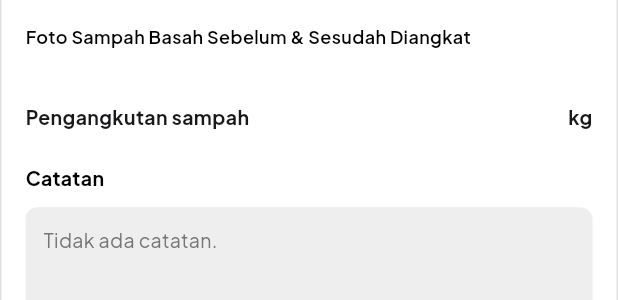
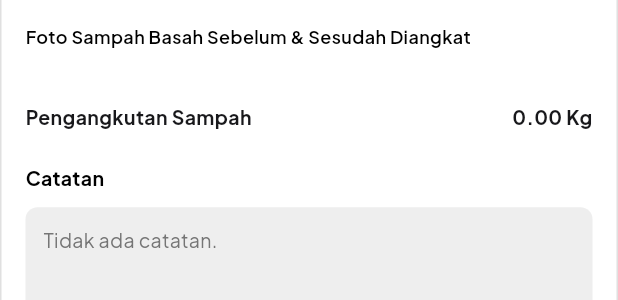
Before and after one commit to azzahrarinaldi/bersihku-app, a Flutter app: the CardDetailHistory widget shown alone on an empty page, opened directly with empty values, on a phone screen of 412 x 824 dp. Shown: the part 320-620 px from the top of the screen. Run offline on Flutter 3.47's test engine with Material 3 defaults, Android fonts, the phone set to English and light mode, and no system bars; our stand-ins replace cloud_firestore, firebase_auth, firebase_core, firebase_storage, geocoding, geolocator and 4 more; accounts and stored records are empty; network calls fail.

Commit message:
implement Getx in detail history, home user screen

```diff
--- /dev/null
+++ b/lib/controller/detail_history_controller.dart
@@ -0,0 +1,49 @@
+import 'package:bersihku/models/detail_history_model.dart';
+import 'package:cloud_firestore/cloud_firestore.dart';
+import 'package:firebase_auth/firebase_auth.dart';
+import 'package:get/get.dart';
+import 'package:intl/date_symbol_data_local.dart';
+
+class HistoryDetailController extends GetxController {
+  final String documentId;
+
+  HistoryDetailController(this.documentId);
+
+  RxBool isLoading = true.obs;
+  Rxn<HistoryDetailModel> detail = Rxn<HistoryDetailModel>();
+
+  @override
+  void onInit() {
+    super.onInit();
+    initializeDateFormatting('id_ID', null);
+    fetchDetail();
+  }
+
+  Future<void> fetchDetail() async {
+    isLoading.value = true;
+    try {
+      final user = FirebaseAuth.instance.currentUser;
+      if (user == null) {
+        detail.value = null;
+        isLoading.value = false;
+        return;
+      }
+
+      final laporanRef = FirebaseFirestore.instance.collection('laporan_pengangkutan').doc(documentId);
+      final userRef = FirebaseFirestore.instance.collection('users').doc(user.uid);
+
+      final laporanSnapshot = await laporanRef.get();
+      final userSnapshot = await userRef.get();
+
+      if (!laporanSnapshot.exists || !userSnapshot.exists) {
+        detail.value = null;
+      } else {
+        detail.value = HistoryDetailModel.fromFirestore(laporanSnapshot, userSnapshot.get('name') ?? 'No Name');
+      }
+    } catch (e) {
+      detail.value = null;
+    } finally {
+      isLoading.value = false;
+    }
+  }
+}
--- /dev/null
+++ b/lib/controller/user_home_controller.dart
@@ -0,0 +1,25 @@
+import 'package:bersihku/models/user_model.dart';
+import 'package:cloud_firestore/cloud_firestore.dart';
+import 'package:firebase_auth/firebase_auth.dart';
+import 'package:get/get.dart';
+
+class UserHomeController extends GetxController {
+  var user = UserModel().obs;
+  final FirebaseAuth _auth = FirebaseAuth.instance;
+  final FirebaseFirestore _firestore = FirebaseFirestore.instance;
+
+  @override
+  void onInit() {
+    super.onInit();
+    fetchUserData();
+  }
+
+  void fetchUserData() {
+    final uid = _auth.currentUser?.uid;
+    if (uid != null) {
+      _firestore.collection('users').doc(uid).snapshots().listen((doc) {
+        user.value = UserModel.fromMap(uid, doc.data());
+      });
+    }
+  }
+}
--- /dev/null
+++ b/lib/models/detail_history_model.dart
@@ -0,0 +1,56 @@
+import 'package:cloud_firestore/cloud_firestore.dart';
+import 'package:intl/intl.dart';
+
+class HistoryDetailModel {
+  final String name;
+  final String platNomor;
+  final String lokasi;
+  final String alamat;
+  final String tanggal;
+  final String waktu;
+  final List<String> imagesBasah;
+  final List<String> imagesKering;
+  final String beratKeseluruhan;
+  final String catatan;
+
+  HistoryDetailModel({
+    required this.name,
+    required this.platNomor,
+    required this.lokasi,
+    required this.alamat,
+    required this.tanggal,
+    required this.waktu,
+    required this.imagesBasah,
+    required this.imagesKering,
+    required this.beratKeseluruhan,
+    required this.catatan,
+  });
+
+  factory HistoryDetailModel.fromFirestore(DocumentSnapshot doc, String userName) {
+    final data = doc.data() as Map<String, dynamic>? ?? {};
+
+    Timestamp? timestamp = data['created_at'] as Timestamp?;
+    DateTime? createdAt = timestamp?.toDate();
+
+    String tanggalFormatted = '';
+    String waktuFormatted = '';
+
+    if (createdAt != null) {
+      tanggalFormatted = DateFormat('EEEE, d MMMM yyyy', 'id_ID').format(createdAt);
+      waktuFormatted = "${DateFormat('HH:mm', 'id_ID').format(createdAt)} WIB";
+    }
+
+    return HistoryDetailModel(
+      name: userName,
+      platNomor: data['plat_nomor'] ?? 'N/A',
+      lokasi: data['lokasi'] ?? '',
+      alamat: data['alamat'] ?? '',
+      tanggal: tanggalFormatted,
+      waktu: waktuFormatted,
+      imagesBasah: List<String>.from(data['images_basah'] ?? []),
+      imagesKering: List<String>.from(data['images_kering'] ?? []),
+      beratKeseluruhan: data['berat_keseluruhan']?.toString() ?? '0',
+      catatan: data['catatan'] ?? 'Tidak Ada Catatan',
+    );
+  }
+}
--- a/lib/models/user_model.dart
+++ b/lib/models/user_model.dart
@@ -1,17 +1,24 @@
 class UserModel {
   String? uid;
-  String name;
-  String email;
+  String? name;
+  String? email;
   String? phone;
   String? profilePicture;
 
-  UserModel({this.uid, required this.name, required this.email, this.phone, this.profilePicture});
+  UserModel({
+    this.uid,
+    this.name,
+    this.email,
+    this.phone,
+    this.profilePicture,
+  });
 
-  factory UserModel.fromMap(String uid, Map<String, dynamic> map) {
+  factory UserModel.fromMap(String uid, Map<String, dynamic>? map) {
+    if (map == null) return UserModel(uid: uid);
     return UserModel(
       uid: uid,
-      name: map['name'] ?? '',
-      email: map['email'] ?? '',
+      name: map['name'],
+      email: map['email'],
       phone: map['phone'],
       profilePicture: map['profile_picture'],
     );
@@ -22,7 +29,7 @@ class UserModel {
       'name': name,
       'email': email,
       'phone': phone,
-      'profile_picture': profilePicture
+      'profile_picture': profilePicture,
     };
   }
 }
--- a/lib/ui/user-front/history/detail-history/components/card_detail.dart
+++ b/lib/ui/user-front/history/detail-history/components/card_detail.dart
@@ -1,96 +1,37 @@
-import 'package:bersihku/const.dart';
+import 'package:bersihku/controller/detail_history_controller.dart';
 import 'package:bersihku/controller/profile_user_controller.dart';
-import 'package:cloud_firestore/cloud_firestore.dart';
-import 'package:firebase_auth/firebase_auth.dart';
 import 'package:bersihku/ui/user-front/history/detail-history/components/card_image.dart';
 import 'package:bersihku/ui/user-front/history/detail-history/components/notes.dart';
 import 'package:bersihku/ui/user-front/history/detail-history/components/total_wight.dart';
 import 'package:flutter/material.dart';
-import 'package:get/get_core/src/get_main.dart';
-import 'package:get/get_state_manager/src/rx_flutter/rx_obx_widget.dart';
-import 'package:get/instance_manager.dart';
-import 'package:intl/intl.dart';
-import 'package:intl/date_symbol_data_local.dart';
+import 'package:get/get.dart';
+import 'package:bersihku/const.dart';
 
-class CardDetailHistory extends StatefulWidget {
+class CardDetailHistory extends StatelessWidget {
   final String documentId;
-  const CardDetailHistory({super.key, required this.documentId});
-
-  @override
-  State<CardDetailHistory> createState() => _CardDetailHistoryState();
-}
-
-class _CardDetailHistoryState extends State<CardDetailHistory> {
-  Map<String, dynamic>? data;
-  bool isLoading = true;
-
-  @override
-  void initState() {
-    super.initState();
-    initializeDateFormatting('id_ID', null); // Inisialisasi lokal ID
-    fetchData();
-  }
-
-  Future<void> fetchData() async {
-    final user = FirebaseAuth.instance.currentUser;
-
-    if (user == null) {
-      setState(() {
-        isLoading = false;
-      });
-      return;
-    }
-
-    final laporanRef = FirebaseFirestore.instance
-        .collection('laporan_pengangkutan')
-        .doc(widget.documentId);
-    final laporanSnapshot = await laporanRef.get();
-
-    final userRef = FirebaseFirestore.instance.collection('users').doc(user.uid);
-    final userSnapshot = await userRef.get();
-
-    final laporanData = laporanSnapshot.data();
-    DateTime? createdAt;
-    String? tanggalFormatted;
-    String? waktuFormatted;
-
-    if (laporanData?['created_at'] != null) {
-      Timestamp timestamp = laporanData!['created_at'];
-      createdAt = timestamp.toDate();
-
-      // Format: Rabu, 26 Februari 2025
-      tanggalFormatted = DateFormat('EEEE, d MMMM yyyy', 'id_ID').format(createdAt);
-
-      // Format: 07:50 WIB
-      waktuFormatted = DateFormat('HH:mm', 'id_ID').format(createdAt) + ' WIB';
-    }
-
-    setState(() {
-      data = {
-        ...?laporanData,
-        'name': userSnapshot.data()?['name'],
-        'tanggal': tanggalFormatted,
-        'waktu': waktuFormatted,
-      };
-      isLoading = false;
-    });
-  }
+  const CardDetailHistory({Key? key, required this.documentId}) : super(key: key);
 
   @override
   Widget build(BuildContext context) {
-    final controller = Get.put(ProfileUserController());
-    if (isLoading) return const Center(child: CircularProgressIndicator());
-    if (data == null) return const Center(child: Text("Data tidak ditemukan"));
+    final controller = Get.find<HistoryDetailController>(tag: documentId); // ambil berdasarkan tag
+    final profileController = Get.find<ProfileUserController>();
+
+    return Obx(() {
+      if (controller.isLoading.value) {
+        return const Center(child: CircularProgressIndicator());
+      }
+
+      final data = controller.detail.value;
+      if (data == null) {
+        return const Center(child: Text("Data tidak ditemukan"));
+      }
 
       return Container(
         padding: const EdgeInsets.symmetric(vertical: 16, horizontal: 16),
         decoration: BoxDecoration(
           color: Colors.white,
           borderRadius: BorderRadius.circular(12),
-        border: Border.all(
-          color: Colors.grey.shade300,
-          width: 1,
-        ),
+          border: Border.all(color: Colors.grey.shade300, width: 1),
         ),
         child: SingleChildScrollView(
           child: Column(
@@ -100,8 +41,8 @@ class _CardDetailHistoryState extends State<CardDetailHistory> {
               Row(
                 children: [
                   Obx(() {
-                    final imgUrl = controller.profileImageUrl.value;
-                    return (imgUrl!.isEmpty)
+                    final imgUrl = profileController.profileImageUrl.value;
+                    return (imgUrl == null || imgUrl.isEmpty)
                         ? Image.asset(
                             "assets/images/profile-person-history.png",
                             width: MediaQuery.of(context).size.width * 0.12,
@@ -117,25 +58,17 @@ class _CardDetailHistoryState extends State<CardDetailHistory> {
                     crossAxisAlignment: CrossAxisAlignment.start,
                     children: [
                       Text(
-                      data!['name'] ?? "Nama tidak ditemukan",
-                      style: const TextStyle(
-                        fontSize: 16,
-                        fontWeight: FontWeight.bold,
-                        color: textColor
-                      ),
+                        data.name,
+                        style: const TextStyle(fontSize: 16, fontWeight: FontWeight.bold, color: textColor),
                       ),
                       Text(
-                      data!['plat_nomor'] ?? "B 1829 POP",
-                      style: const TextStyle(
-                        fontSize: 13,
-                        color: Colors.grey
-                      ),
+                        data.platNomor,
+                        style: const TextStyle(fontSize: 13, color: Colors.grey),
                       ),
                     ],
                   ),
                 ],
               ),
-
               const SizedBox(height: 12),
 
               // Alamat & Jadwal
@@ -143,54 +76,37 @@ class _CardDetailHistoryState extends State<CardDetailHistory> {
                 crossAxisAlignment: CrossAxisAlignment.start,
                 children: [
                   Text(
-                  data!['lokasi'] ?? "",
-                  style: const TextStyle(
-                    fontSize: 15,
-                    fontWeight: FontWeight.w600,
-                    color: textColor
-                  ),
+                    data.lokasi,
+                    style: const TextStyle(fontSize: 15, fontWeight: FontWeight.w600, color: textColor),
                   ),
                   const SizedBox(height: 9),
                   Text(
-                  data!['alamat'] ?? "",
-                  style: const TextStyle(
-                    fontSize: 11,
-                  ),
+                    data.alamat,
+                    style: const TextStyle(fontSize: 11),
                   ),
                   const SizedBox(height: 20),
                   Row(
                     mainAxisAlignment: MainAxisAlignment.spaceBetween,
                     children: [
-                    Text(
-                      data!['tanggal'] ?? "Rabu, 26 Februari 2025",
-                      style: const TextStyle(
-                        fontSize: 12,
-                        fontWeight: FontWeight.w600
-                      )
-                    ),
-                    Text(
-                      data!['waktu'] ?? "07:50 WIB",
-                      style: const TextStyle(
-                        fontSize: 12,
-                        fontWeight: FontWeight.w600
-                      )
-                    ),
+                      Text(data.tanggal, style: const TextStyle(fontSize: 12, fontWeight: FontWeight.w600)),
+                      Text(data.waktu, style: const TextStyle(fontSize: 12, fontWeight: FontWeight.w600)),
                     ],
                   ),
                   const SizedBox(height: 20),
                   CardImage(
-                  imagesBasah: List<String>.from(data!['images_basah'] ?? []),
-                  imagesKering: List<String>.from(data!['images_kering'] ?? []),
+                    imagesBasah: data.imagesBasah,
+                    imagesKering: data.imagesKering,
                   ),
                   const SizedBox(height: 25),
-                TotalWight(total: data!["berat_keseluruhan"]),
+                  TotalWight(total: data.beratKeseluruhan),
                   const SizedBox(height: 22),
-                NotesDetailHistory(note: data!['catatan'] ?? "Tidak Ada Catatan"),
+                  NotesDetailHistory(note: data.catatan),
                 ],
               ),
             ],
           ),
         ),
       );
+    });
   }
 }
--- a/lib/ui/user-front/history/detail-history/components/notes.dart
+++ b/lib/ui/user-front/history/detail-history/components/notes.dart
@@ -15,12 +15,12 @@ class NotesDetailHistory extends StatelessWidget {
             fontSize: 13,
             fontWeight: FontWeight.bold,
             color: Colors.black
-          )
+          ),
         ),
         const SizedBox(height: 10),
         Container(
           height: 150,
-          width: 480,
+          width: double.infinity,
           padding: const EdgeInsets.all(12),
           decoration: BoxDecoration(
             color: Colors.grey[200],
@@ -28,7 +28,7 @@ class NotesDetailHistory extends StatelessWidget {
           ),
           child: Text(
             note.isNotEmpty ? note : "Tidak ada catatan.",
-            style: TextStyle(fontSize: 13)
+            style: const TextStyle(fontSize: 13),
           ),
         ),
       ],
--- a/lib/ui/user-front/history/detail-history/components/total_wight.dart
+++ b/lib/ui/user-front/history/detail-history/components/total_wight.dart
@@ -7,24 +7,26 @@ class TotalWight extends StatelessWidget {
 
   @override
   Widget build(BuildContext context) {
+    final displayTotal = total.isNotEmpty ? total : "0.00";
+
     return Row(
       mainAxisAlignment: MainAxisAlignment.spaceBetween,
       children: [
         const Text(
-          "Pengangkutan sampah",
+          "Pengangkutan Sampah",
           style: TextStyle(
             fontSize: 13,
+            fontWeight: FontWeight.bold,
             color: textColor,
-            fontWeight: FontWeight.bold
-          )
+          ),
         ),
         Text(
-          "$total kg",
-          style: TextStyle(
+          "$displayTotal Kg",
+          style: const TextStyle(
             fontSize: 13,
+            fontWeight: FontWeight.bold,
             color: textColor,
-            fontWeight: FontWeight.bold
-          )
+          ),
         ),
       ],
     );
--- a/lib/ui/user-front/history/detail-history/detail_screen.dart
+++ b/lib/ui/user-front/history/detail-history/detail_screen.dart
@@ -1,9 +1,18 @@
+import 'package:bersihku/controller/detail_history_controller.dart';
 import 'package:bersihku/ui/user-front/history/detail-history/components/card_detail.dart';
 import 'package:flutter/material.dart';
+import 'package:get/get.dart';
 
 class DetailScreenHistory extends StatelessWidget {
   final String documentId;
-  const DetailScreenHistory({super.key, required this.documentId});
+  DetailScreenHistory({Key? key, required this.documentId, required this.tagId}) : super(key: key);
+
+  // Pasang controller dengan tag unik
+  final String tagId;
+
+  DetailScreenHistory.withTag(this.documentId, {super.key}) : tagId = documentId {
+    Get.put(HistoryDetailController(documentId), tag: tagId);
+  }
 
   @override
   Widget build(BuildContext context) {
@@ -26,23 +35,27 @@ class DetailScreenHistory extends StatelessWidget {
                 Row(
                   children: [
                     IconButton(
-                      icon:
-                          const Icon(Icons.arrow_back_ios, color: Colors.white),
-                      onPressed: () => Navigator.pop(context),
+                      icon: const Icon(Icons.arrow_back_ios, color: Colors.white),
+                      onPressed: () {
+                        Get.delete<HistoryDetailController>(tag: tagId); // Bersihkan saat keluar
+                        Navigator.pop(context);
+                      },
                     ),
                     const SizedBox(width: 10),
-                    const Text('Detail Riwayat',
-                        style: TextStyle(
-                            color: Colors.white,
-                            fontSize: 18,
-                            fontWeight: FontWeight.bold)),
+                    const Text(
+                      'Detail Riwayat',
+                      style: TextStyle(
+                        color: Colors.white,
+                        fontSize: 18,
+                        fontWeight: FontWeight.bold,
+                      ),
+                    ),
                   ],
                 ),
                 const SizedBox(height: 10),
                 Expanded(
                   child: Padding(
-                    padding: const EdgeInsets.only(
-                        bottom: 20),
+                    padding: const EdgeInsets.only(bottom: 20),
                     child: CardDetailHistory(documentId: documentId),
                   ),
                 ),
--- a/lib/ui/user-front/history/history-screen/components/history_menu.dart
+++ b/lib/ui/user-front/history/history-screen/components/history_menu.dart
@@ -1,5 +1,6 @@
 import 'package:bersihku/ui/user-front/history/detail-history/detail_screen.dart';
 import 'package:flutter/material.dart';
+import 'package:get/get.dart';
 
 class HistoryMenu extends StatelessWidget {
   final String documentId;
@@ -20,12 +21,7 @@ class HistoryMenu extends StatelessWidget {
       child: PopupMenuButton<String>(
         onSelected: (value) {
           if (value == 'detail') {
-            Navigator.push(
-              context,
-              MaterialPageRoute(
-                builder: (_) => DetailScreenHistory(documentId: documentId),
-              ),
-            );
+            Get.to(() => DetailScreenHistory.withTag(documentId));
           }
         },
         itemBuilder: (_) => [
--- a/lib/ui/user-front/home-user/home-screen-user/user_home_screen.dart
+++ b/lib/ui/user-front/home-user/home-screen-user/user_home_screen.dart
@@ -1,6 +1,5 @@
-import 'package:cloud_firestore/cloud_firestore.dart';
+import 'package:bersihku/controller/user_home_controller.dart';
 import 'package:flutter/material.dart';
-import 'package:firebase_auth/firebase_auth.dart';  // Pastikan ini sudah diimpor
 import 'package:bersihku/ui/user-front/history/history-screen/history_screen.dart';
 import 'package:bersihku/ui/user-front/home-user/home-screen-user/components/bottom_navbar.dart';
 import 'package:bersihku/ui/user-front/home-user/home-screen-user/components/contraints.dart';
@@ -8,6 +7,7 @@ import 'package:bersihku/ui/user-front/home-user/home-screen-user/components/gui
 import 'package:bersihku/ui/user-front/home-user/home-screen-user/components/report.dart';
 import 'package:bersihku/ui/user-front/home-user/notification/notification_screen.dart';
 import 'package:bersihku/ui/user-front/profile-user/profile-user-screen/profile_screen.dart';
+import 'package:get/get.dart';
 
 class UserHomeScreen extends StatefulWidget {
   const UserHomeScreen({super.key});
@@ -15,6 +15,8 @@ class UserHomeScreen extends StatefulWidget {
   @override
   State<UserHomeScreen> createState() => _UserHomeScreenState();
 }
+
+final UserHomeController userHomeController = Get.put(UserHomeController());
 
 class _UserHomeScreenState extends State<UserHomeScreen> {
   int _selectedIndex = 0;
@@ -57,19 +59,10 @@ class _UserHomeScreenState extends State<UserHomeScreen> {
                   child: Column(
                     crossAxisAlignment: CrossAxisAlignment.start,
                     children: [
-                      StreamBuilder<DocumentSnapshot>(
-                        stream: FirebaseFirestore.instance
-                            .collection('users')
-                            .doc(FirebaseAuth.instance.currentUser?.uid) // Ambil user ID dari Firebase Authentication
-                            .snapshots(),
-                        builder: (context, snapshot) {
-                          if (snapshot.connectionState == ConnectionState.waiting) {
-                            return const Center(child: CircularProgressIndicator());
-                          }
-
-                          if (snapshot.hasData && snapshot.data != null) {
-                            var userDoc = snapshot.data!;
-                            String userName = userDoc['name'] ?? "User"; // Ambil nama dari Firestore
+                      Obx(
+                        () {
+                          final userName = userHomeController.user.value.name ??
+                              "User"; // Ambil user ID dari Firebase Authentication
 
                           return Row(
                             mainAxisAlignment: MainAxisAlignment.spaceBetween,
@@ -79,7 +72,7 @@ class _UserHomeScreenState extends State<UserHomeScreen> {
                                 children: [
                                   Text(
                                     "Hai, $userName 👋🏻", // Menggunakan userName yang diambil dari Firebase
-                                      style: TextStyle(
+                                    style: const TextStyle(
                                       fontSize: 22,
                                       color: Colors.white,
                                       fontWeight: FontWeight.bold,
@@ -96,11 +89,11 @@ class _UserHomeScreenState extends State<UserHomeScreen> {
                               ),
                               InkWell(
                                 onTap: () {
-                                    // Gantilah dengan tujuan screen yang ingin kamu tuju
                                   Navigator.push(
                                     context,
                                     MaterialPageRoute(
-                                          builder: (context) => const NotificationScreen()),
+                                        builder: (context) =>
+                                            const NotificationScreen()),
                                   );
                                 },
                                 child: Image.asset(
@@ -111,9 +104,6 @@ class _UserHomeScreenState extends State<UserHomeScreen> {
                               )
                             ],
                           );
-                          } else {
-                            return const Center(child: Text("Data tidak ditemukan"));
-                          }
                         },
                       ),
                       SizedBox(height: screenWidth * 0.06),
@@ -136,7 +126,8 @@ class _UserHomeScreenState extends State<UserHomeScreen> {
                 ),
               ),
             )
-          : _widgetOptions[_selectedIndex], //titik dua itu adalah repersentasi dari ternari operator di flutter, tampilkan widget berdasarkan index
+          : _widgetOptions[
+              _selectedIndex], //titik dua itu adalah repersentasi dari ternari operator di flutter, tampilkan widget berdasarkan index
       bottomNavigationBar: BottomNavBar(
         selectedIndex: _selectedIndex,
         onItemTapped: _onItemTapped,
--- a/lib/ui/user-front/home-user/notification/notification_screen.dart
+++ b/lib/ui/user-front/home-user/notification/notification_screen.dart
@@ -32,6 +32,7 @@ class _NotificationScreenState extends State<NotificationScreen> {
 
           // Konten utama
           SafeArea(
+            bottom: false,
             child: Column(
               crossAxisAlignment: CrossAxisAlignment.start,
               children: [
--- a/lib/ui/user-front/profile-user/profile-user-screen/profile_screen.dart
+++ b/lib/ui/user-front/profile-user/profile-user-screen/profile_screen.dart
@@ -60,7 +60,7 @@ class ProfileScreen extends StatelessWidget {
                       ),
                       const SizedBox(height: 12),
                       Text(
-                        userData.name,
+                        userData.name!,
                         style: const TextStyle(
                           fontSize: 18,
                           color: Colors.white,
@@ -68,7 +68,7 @@ class ProfileScreen extends StatelessWidget {
                       ),
                       const SizedBox(height: 2),
                       Text(
-                        userData.email,
+                        userData.email!,
                         style: const TextStyle(
                           fontSize: 12,
                           color: Colors.white,
```
Also changed, not shown: lib/ui/auth/sign-up/signup_screen.dart (line endings or trailing spaces). Lines whose indentation alone changed are shown as unchanged.
